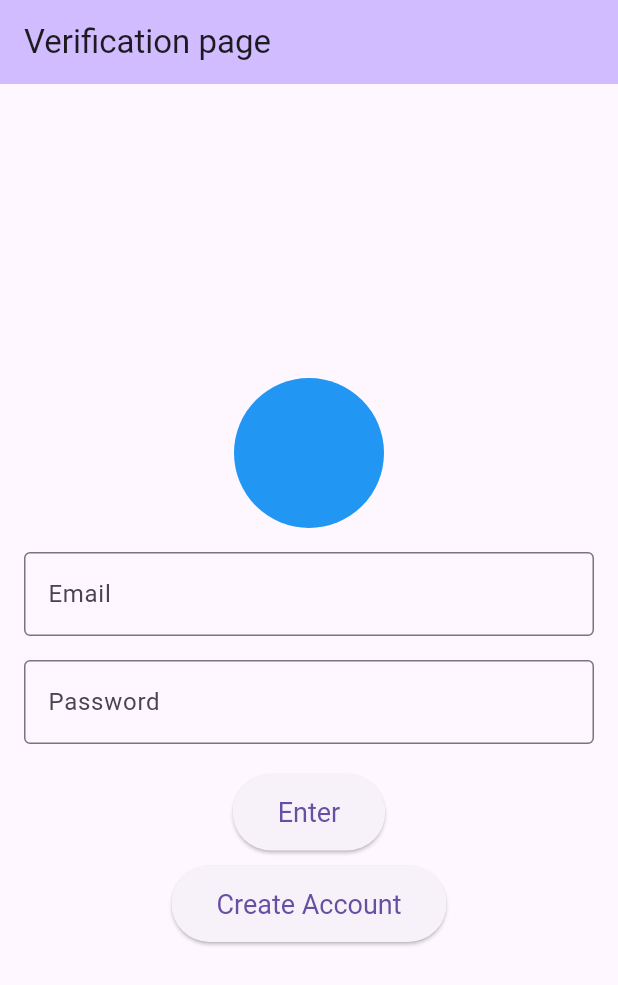
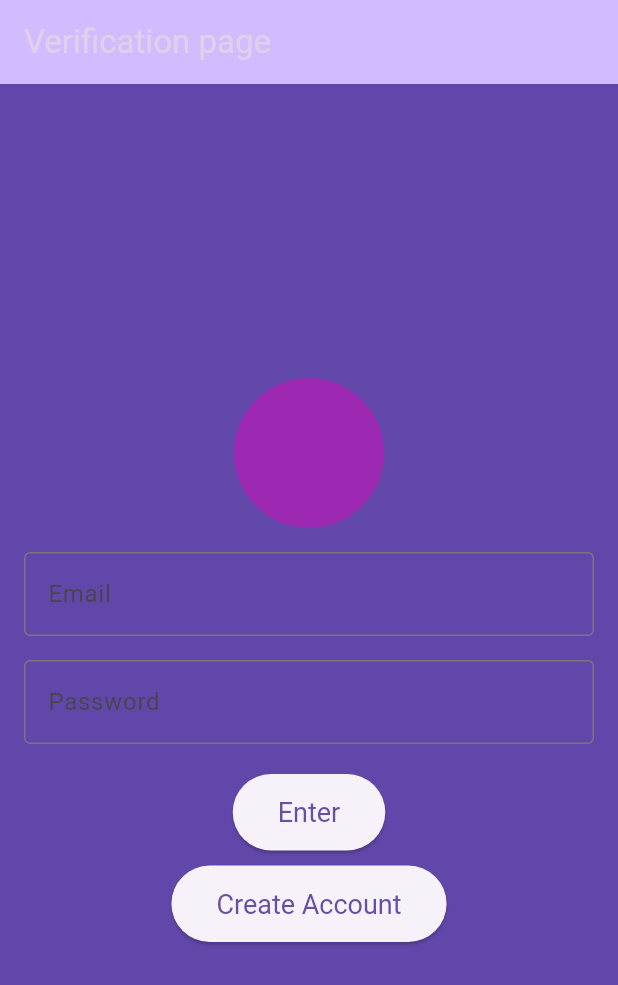
Before and after one commit to crawfordk99/group-project, a Flutter app: the screen it shows after launch, on a phone screen of 412 x 824 dp. Shown: the top 985 px of the screen. Run offline on Flutter 3.47's test engine with Material 3 defaults, Android fonts, the phone set to English and light mode, and no system bars; our stand-ins replace cloud_firestore, firebase_auth, firebase_core, firebase_storage; missing offline and left inert: dart:html; accounts and stored records are empty.

Commit message:
changing color and fixing errors

```diff
--- a/group_project/lib/loginPage.dart
+++ b/group_project/lib/loginPage.dart
@@ -75,7 +75,7 @@ class _MyHomePageState extends State<MyHomePage> {
                 child: Container(
                   width: 100,
                   height: 100,
-                  color: Colors.blue, // Background color
+                  color: Colors.purple, // Background color
                 ),
               ),
               const SizedBox(height: 16),
--- a/group_project/lib/main.dart
+++ b/group_project/lib/main.dart
@@ -6,6 +6,7 @@ import 'package:cloud_firestore/cloud_firestore.dart';
 import 'package:firebase_storage/firebase_storage.dart';
 import 'package:group_project/loginPage.dart';
 import 'package:group_project/main_screen.dart';
+import 'package:group_project/theme.dart';
 
 
 void main() async {
```
